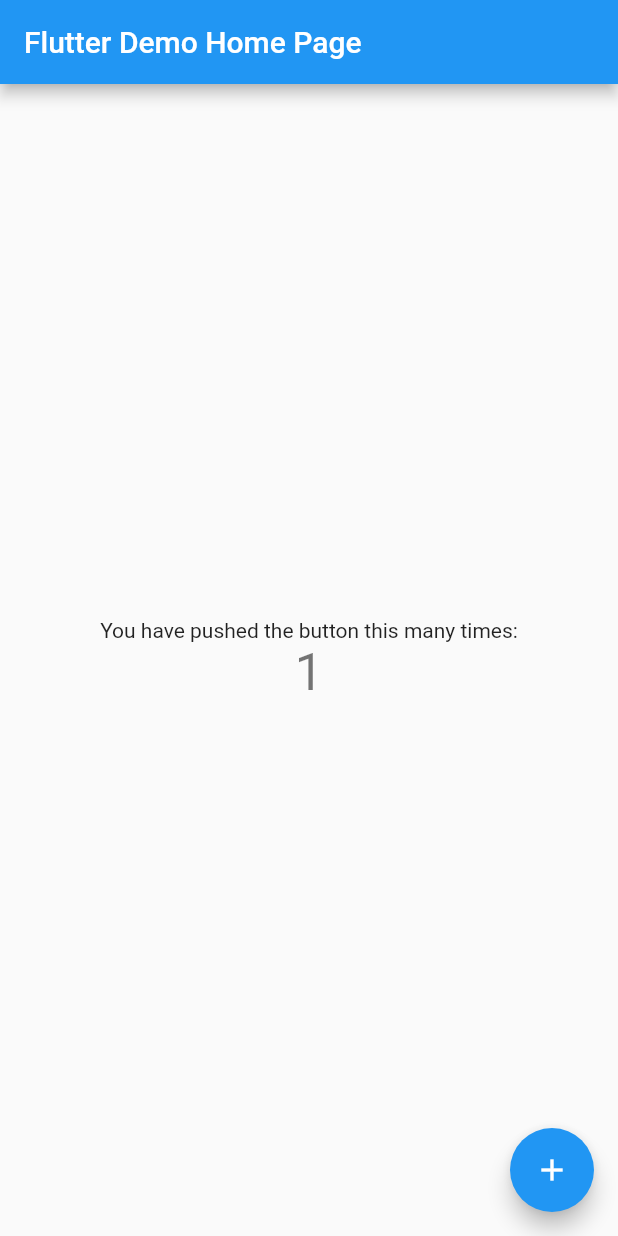
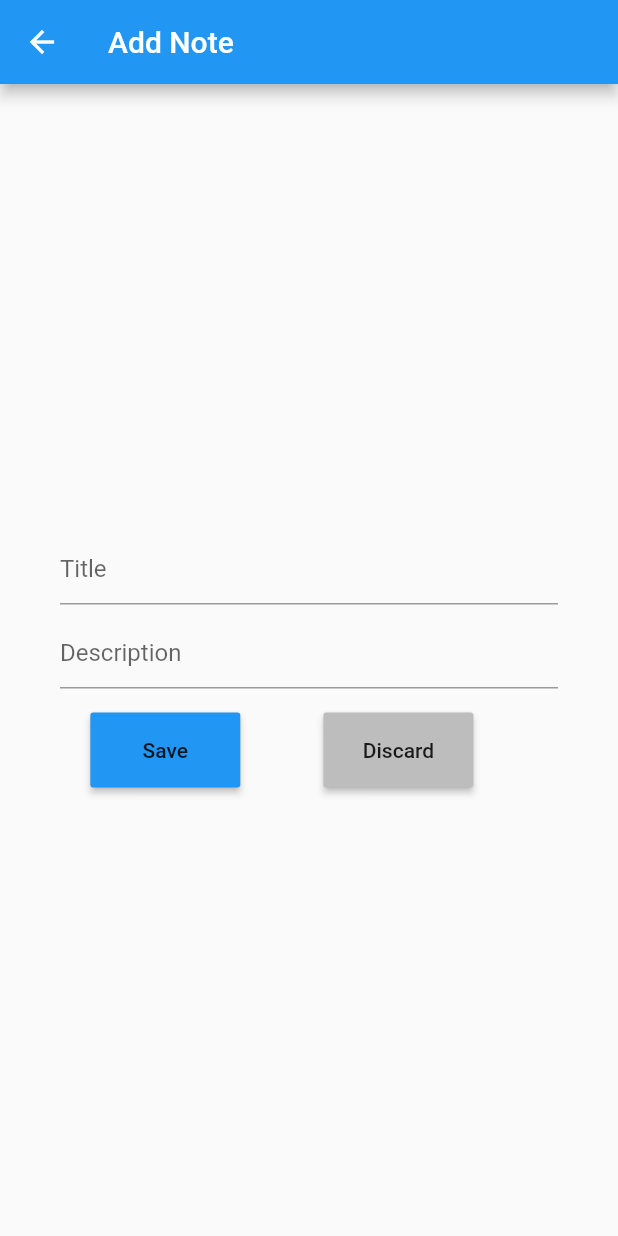
Before and after one commit to Batman08/ListApp, a Flutter app: the screen it shows after launch, after a tap on the "add" icon, on a phone screen of 412 x 824 dp. Run offline on Flutter 3.47's test engine with Material 2 defaults, Android fonts, the phone set to English and light mode, and no system bars.

Commit message:
Added basic app layout

```diff
--- /dev/null
+++ b/lib/Helpers/StringHelpers.dart
@@ -0,0 +1,24 @@
+class StringHelpers {
+  // app title
+  static const appTitle = 'List App';
+
+  // pages
+  static const homePage = 'HomePage';
+  static const editPage = 'EditPage';
+
+  // home page specific strings
+  static const homePageAddTooltip = 'Add Subject';
+
+  // edit page specific strings
+  static const editPageTitle = 'Edit Note';
+  static const editPageTitleHint = 'Title';
+  static const editPageDescriptioneHint = 'Description';
+  static const editPageSave = 'Save';
+  static const editPageDiscard = 'Discard';
+  static const editPageDelete = 'Delete';
+  static const editPageCancel = 'Cancel';
+  static const editPageSaveFileUnavailable = 'Unavailable';
+
+  //add note page specific
+  static const  addPageTitle = 'Add Note';
+}
--- /dev/null
+++ b/lib/Pages/HomePage.dart
@@ -0,0 +1,69 @@
+import 'package:flutter/material.dart';
+import 'package:list_app/Helpers/StringHelpers.dart';
+import 'package:list_app/Pages/NoteViewPage.dart';
+import 'package:list_app/Widgets/InheritedWidget.dart';
+
+class HomePage extends StatefulWidget {
+  @override
+  State<StatefulWidget> createState() {
+    return new HomePageState();
+  }
+}
+
+//3:50 / 15:23
+class HomePageState extends State<HomePage> {
+  List<Map<String, String>> get _notes => NoteInheritedWidget.of(context).notes;
+  @override
+  Widget build(BuildContext context) {
+    return Scaffold(
+      appBar: AppBar(
+        title: Text(StringHelpers.appTitle),
+      ),
+      body: ListView.builder(itemBuilder: (context, index) {
+        return GestureDetector(
+          onTap: () {
+            Navigator.push(
+                context,
+                MaterialPageRoute(
+                    builder: (context) => NoteViewPage(NoteMode.Editing)));
+          },
+          child: Card(
+            child: Padding(
+              padding: const EdgeInsets.only(
+                  top: 30.0, bottom: 30, left: 13, right: 22),
+              child: Column(
+                crossAxisAlignment: CrossAxisAlignment.start,
+                children: <Widget>[
+                  noteTitle(),
+                  Container(height: 4),
+                  noteDescription()
+                ],
+              ),
+            ),
+          ),
+        );
+      }),
+      floatingActionButton: FloatingActionButton(
+        onPressed: () {
+          Navigator.push(
+              context,
+              MaterialPageRoute(
+                  builder: (context) => NoteViewPage(NoteMode.Adding)));
+        },
+        child: Icon(Icons.add),
+      ),
+    );
+  }
+}
+
+Text noteDescription() {
+  return Text('Description',
+      style: TextStyle(color: Colors.grey.shade600),
+      maxLines: 2,
+      overflow: TextOverflow.ellipsis);
+}
+
+Text noteTitle() {
+  return Text('Title',
+      style: TextStyle(fontSize: 28, fontWeight: FontWeight.bold));
+}
--- /dev/null
+++ b/lib/Pages/NoteViewPage.dart
@@ -0,0 +1,89 @@
+import 'package:flutter/material.dart';
+import 'package:list_app/Helpers/StringHelpers.dart';
+
+enum NoteMode { Editing, Adding }
+
+class NoteViewPage extends StatelessWidget {
+  final NoteMode _noteMode;
+
+  NoteViewPage(this._noteMode);
+
+  @override
+  Widget build(BuildContext context) {
+    return Scaffold(
+      appBar: AppBar(
+        title: Text(_noteMode == NoteMode.Adding
+            ? StringHelpers.addPageTitle
+            : StringHelpers.editPageTitle),
+      ),
+      body: Padding(
+        padding: const EdgeInsets.all(40.0),
+        child: Column(
+          mainAxisAlignment: MainAxisAlignment.center,
+          children: [
+            TextField(
+              decoration:
+                  InputDecoration(hintText: StringHelpers.editPageTitleHint),
+            ),
+            Container(
+              height: 8,
+            ),
+            TextField(
+              decoration: InputDecoration(
+                  hintText: StringHelpers.editPageDescriptioneHint),
+            ),
+            Container(
+              height: 16,
+            ),
+            Row(
+              mainAxisAlignment: MainAxisAlignment.spaceEvenly,
+              children: <Widget>[
+                EditNoteButtons(StringHelpers.editPageSave, Colors.blue, () {
+                  Navigator.pop(context);
+                }),
+                Container(
+                  width: 15,
+                ),
+                EditNoteButtons(
+                    StringHelpers.editPageDiscard, Colors.grey.shade400, () {
+                  Navigator.pop(context);
+                }),
+                Padding(
+                  padding: const EdgeInsets.all(8.0),
+                  child: _noteMode == NoteMode.Editing
+                      ? EditNoteButtons(StringHelpers.editPageDelete, Colors.red,
+                          () {
+                          Navigator.pop(context);
+                        })
+                      : Container(),
+                ),
+              ],
+            ),
+          ],
+        ),
+      ),
+    );
+  }
+}
+
+class EditNoteButtons extends StatelessWidget {
+  final String _text;
+  final Color _color;
+  final Function _onPressed;
+
+  EditNoteButtons(this._text, this._color, this._onPressed);
+
+  @override
+  Widget build(BuildContext context) {
+    return MaterialButton(
+      onPressed: _onPressed,
+      child: Text(
+        _text,
+        // style: TextStyle(color: Colors.white),
+      ),
+      minWidth: 100,
+      height: 50,
+      color: _color,
+    );
+  }
+}
--- /dev/null
+++ b/lib/Widgets/InheritedWidget.dart
@@ -0,0 +1,30 @@
+import 'package:flutter/cupertino.dart';
+
+class NoteInheritedWidget extends InheritedWidget {
+  final notes = [
+    {
+      'title': 'aksdljffffffffffflaksjflkadsjfldksajlksajflaf',
+      'text': 'aksdljfffffff2njfn2iouksjflkadsjfldksajlksajflaf'
+    },
+    {
+      'title': 'aksdljfffff20290-2rflkadsjfldksajlksajflaf',
+      'text': 'aksdljfffffffffkf-3i2-rjflkadsjfldksajlksajflaf'
+    },
+    {
+      'title': 'aksdljfi9823u42839fflaksjflkadsjfldksajlksajflaf',
+      'text': 'aksdljfff;s#lfa;lf#saksjflkadsjfldksajlksajflaf'
+    },
+  ];
+
+  NoteInheritedWidget(Widget child) : super(child: child);
+
+  static NoteInheritedWidget of(BuildContext context) {
+    return (context.dependOnInheritedWidgetOfExactType(
+        aspect: NoteInheritedWidget) as NoteInheritedWidget);
+  }
+
+  @override
+  bool updateShouldNotify(NoteInheritedWidget oldWidget) {
+    return oldWidget.notes != notes;
+  }
+}
--- a/lib/main.dart
+++ b/lib/main.dart
@@ -1,63 +1,32 @@
 import 'package:flutter/material.dart';
+import 'package:list_app/Widgets/InheritedWidget.dart';
+import 'Pages/HomePage.dart';
+import 'Helpers/StringHelpers.dart';
 
-void main() => runApp(MyApp());
+// void main() => runApp(MyApp());
 
-class MyApp extends StatelessWidget {
-  @override
-  Widget build(BuildContext context) {
-    return MaterialApp(
-      title: 'Flutter Demo',
-      theme: ThemeData(
-        primarySwatch: Colors.blue,
-        visualDensity: VisualDensity.adaptivePlatformDensity,
-      ),
-      home: MyHomePage(title: 'Flutter Demo Home Page'),
-    );
-  }
+void main() {
+  runApp(
+    new NoteInheritedWidget(
+     MaterialApp(
+      // todo: theme: new ThemeData.light(),
+      home: new HomePage(),
+      debugShowCheckedModeBanner: false,
+      routes: <String, WidgetBuilder>{
+        StringHelpers.homePage: (BuildContext context) => new HomePage(),
+      })));
 }
 
-class MyHomePage extends StatefulWidget {
-  MyHomePage({Key key, this.title}) : super(key: key);
-  final String title;
-
-  @override
-  _MyHomePageState createState() => _MyHomePageState();
-}
-
-class _MyHomePageState extends State<MyHomePage> {
-  int _counter = 0;
-
-  void _incrementCounter() {
-    setState(() {
-      _counter++;
-    });
-  }
-
-  @override
-  Widget build(BuildContext context) {
-    return Scaffold(
-      appBar: AppBar(
-        title: Text(widget.title),
-      ),
-      body: Center(
-        child: Column(
-          mainAxisAlignment: MainAxisAlignment.center,
-          children: <Widget>[
-            Text(
-              'You have pushed the button this many times:',
-            ),
-            Text(
-              '$_counter',
-              style: Theme.of(context).textTheme.headline4,
-            ),
-          ],
-        ),
-      ),
-      floatingActionButton: FloatingActionButton(
-        onPressed: _incrementCounter,
-        tooltip: 'Increment',
-        child: Icon(Icons.add),
-      ), // This trailing comma makes auto-formatting nicer for build methods.
-    );
-  }
-}
+// class MyApp extends StatelessWidget {
+//   @override
+//   Widget build(BuildContext context) {
+//     return MaterialApp(
+//       title: 'Flutter Demo',
+//       theme: ThemeData(
+//         primarySwatch: Colors.blue,
+//         visualDensity: VisualDensity.adaptivePlatformDensity,
+//       ),
+//       home: HomePage(title: 'Flutter Demo Home Page'),
+//     );
+//   }
+// }
```
Also changed, not shown: 1 other file.
